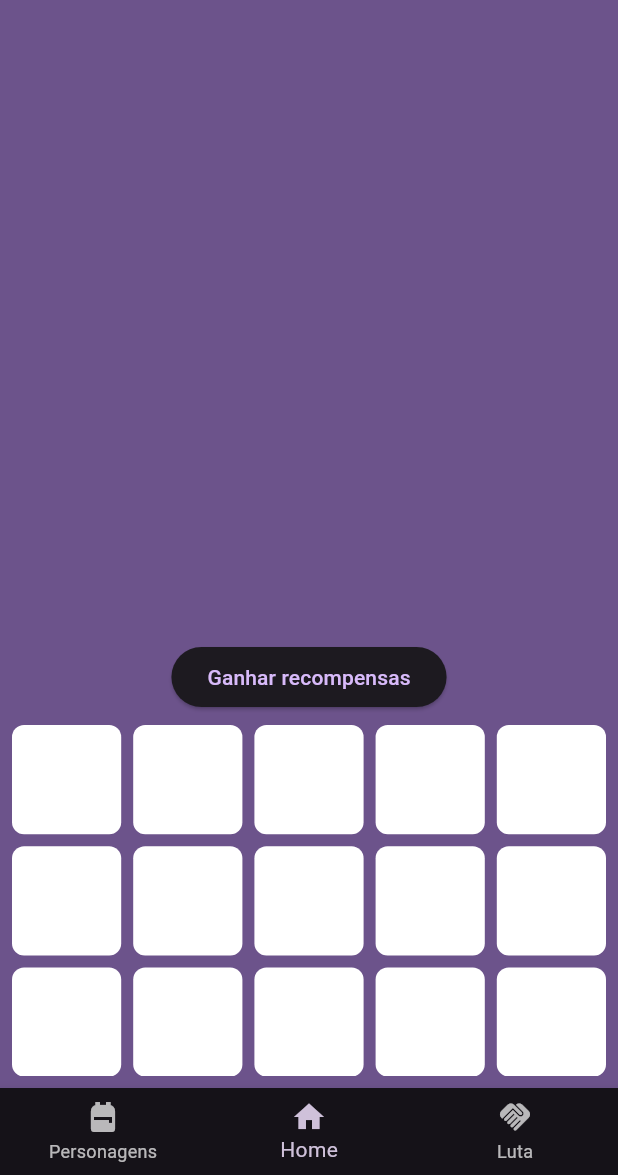
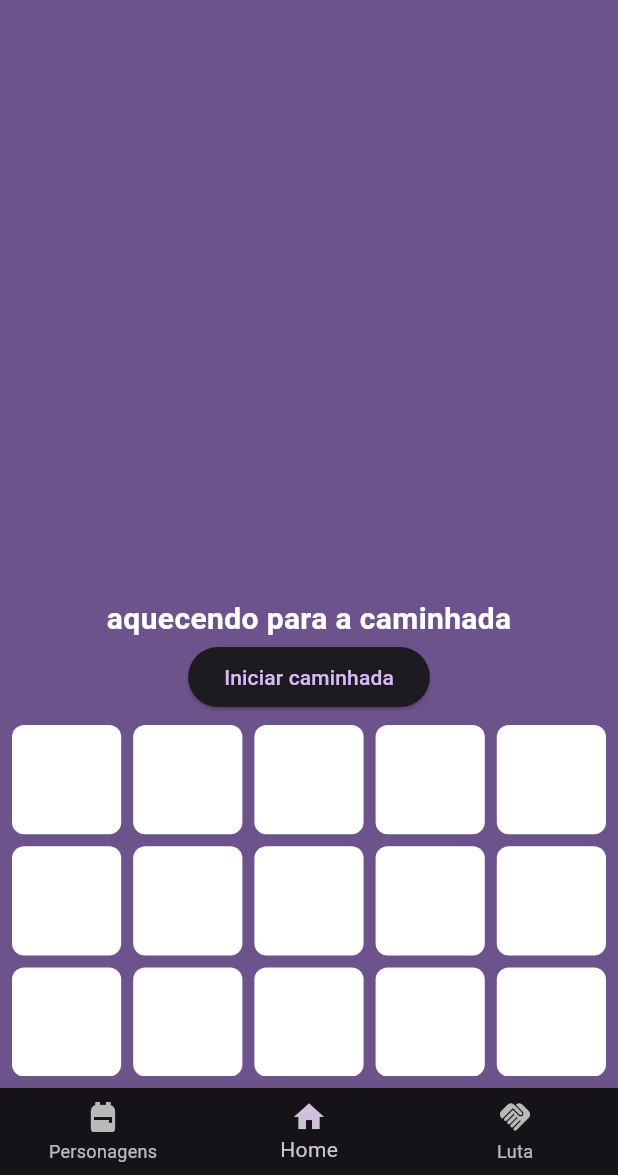
Before and after one commit to T-Toni/AgenteCaminha, a Flutter app: the screen it shows once a user with an empty profile is signed in, on a phone screen of 412 x 824 dp, the part 61-1236 px from its top. Run offline on Flutter 3.47's test engine with Material 3 defaults, Android fonts, the phone set to English and light mode, and no system bars; our stand-ins replace cloud_firestore, firebase_auth, firebase_core; missing offline and left inert: bonfire; accounts and stored records are empty.

Commit message:
sistema de recompensas de caminhadas
- adicionado raridade para itens das recompensas
- adicionado botão na tela home para iniciar e finalizar a caminhada junto com um contador de km andados
- atualizada a forma de mostrar os personagens obtidos na lista de personagens

```diff
--- a/projeto/lib/pages/home.dart
+++ b/projeto/lib/pages/home.dart
@@ -20,6 +20,9 @@ class _HomeState extends State<Home> {
   Personagem? marcado;
 
   List<Personagem> personagensEscolhidos = [];
+
+  bool caminhando = false;
+  double kmcaminhados = 0.0;
 
   void marcarPersonagem(Personagem personagem, int index) {
     setState(() {
@@ -61,15 +64,36 @@ class _HomeState extends State<Home> {
       children: [
         Expanded(child: Container()),
         Center(
+          child:
+          Text(caminhando?
+            '$kmcaminhados km caminhados' : 'aquecendo para a caminhada',
+            style: TextStyle(
+              fontSize: 20,
+              fontWeight: FontWeight.bold,
+              color: Colors.white,
+            ),
+          ),
+        ),
+        Center(
           child: ElevatedButton(
-            child: Text('Ganhar recompensas'),
-            onPressed: () => {
+            child: Text(caminhando? 'Terminar caminhada e ganhar recompensas' : 'Iniciar caminhada'),
+            onPressed: caminhando? () => {
               Navigator.push(
                 context,
                 MaterialPageRoute(
-                    builder: (context) => TelaRecompensas(),
+                    builder: (context) => TelaRecompensas(kmcaminhados),
                   ),
+              ).then((result){
+                setState(() {
+                  caminhando = false;
+                });
+              }
               )
+            }: () => {
+              //iniciar caminhada
+              setState(() {
+                caminhando = true;
+              })
             },
           )
         ),
--- a/projeto/lib/pages/luta.dart
+++ b/projeto/lib/pages/luta.dart
@@ -3,7 +3,6 @@
 import 'package:flutter/material.dart';
 import 'package:bonfire/bonfire.dart';
 import 'package:projeto/models/personagem.dart';
-import 'package:projeto/utils/character_spritesheet.dart';
 import 'package:projeto/repositories/personagens_repository.dart';
 import 'package:provider/provider.dart';
 
```
Also changed, not shown: projeto/lib/pages/personagens_lista.dart (+15 -1 lines), projeto/lib/pages/recompensas.dart (+61 -9 lines), projeto/assets/images/+1.png (added), projeto/assets/images/+2.png (added), projeto/assets/images/+3.png (added).
